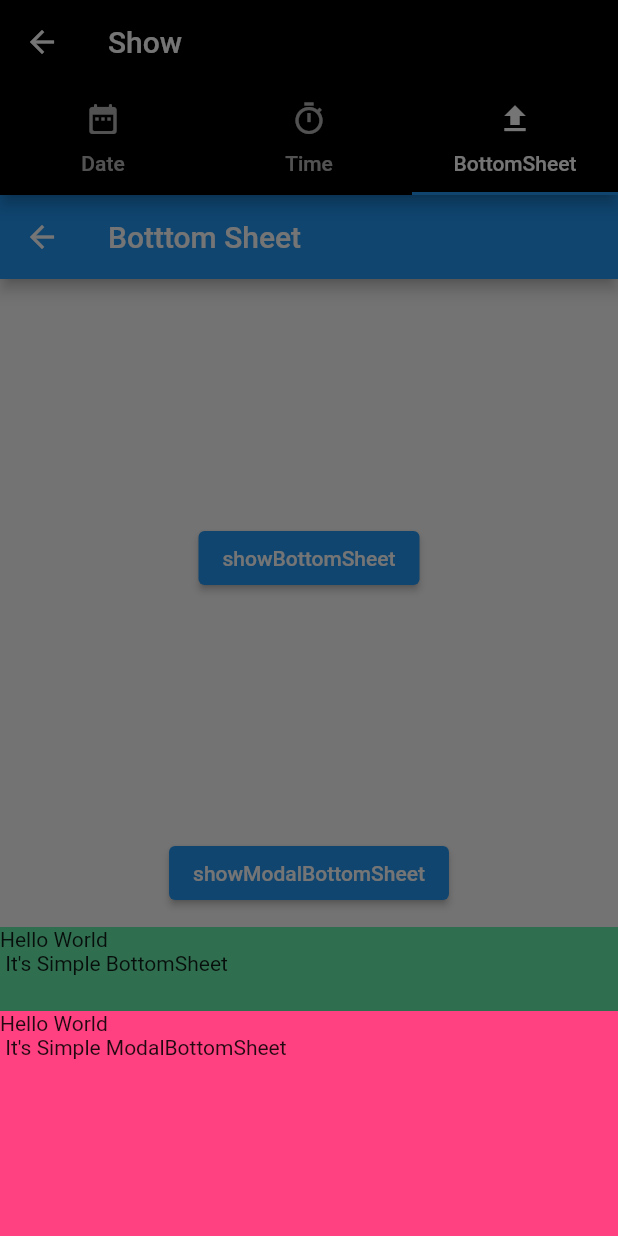
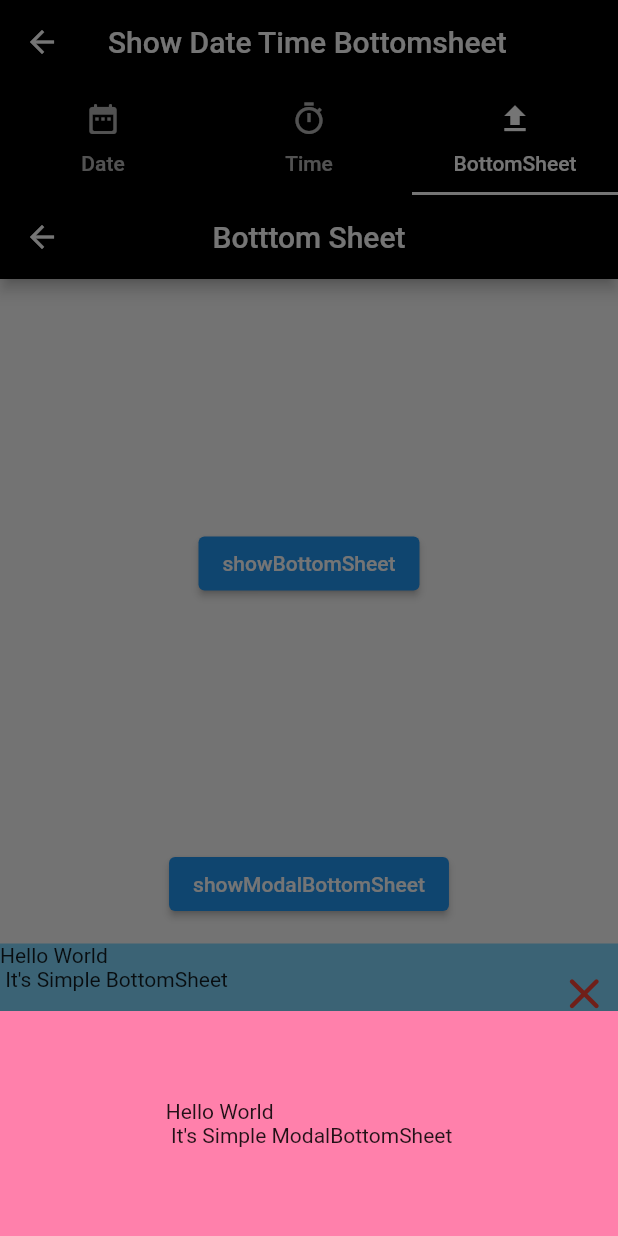
Before and after one commit to VivekTailor19/practice_advance, a Flutter app: the screen it shows after launch, tab 3 chosen, after a tap on "showBottomSheet", after a tap on "showModalBottomSheet", on a phone screen of 412 x 824 dp. Run offline on Flutter 3.47's test engine with Material 2 defaults, Android fonts, the phone set to English and light mode, and no system bars.

Commit message:
Show Date Time Bottom Sheet

```diff
--- a/lib/show_date_time_bottomsheet/screen/bottomsheet.dart
+++ b/lib/show_date_time_bottomsheet/screen/bottomsheet.dart
@@ -14,6 +14,8 @@ class _BottomSheet_ScreenState extends State<BottomSheet_Screen> {
       child: Scaffold(
         appBar: AppBar(
           title: Text("Botttom Sheet"),
+          centerTitle: true,
+            backgroundColor: Colors.black
         ),
         body: Center(
           child: Column(mainAxisAlignment: MainAxisAlignment.spaceEvenly,
@@ -23,13 +25,25 @@ class _BottomSheet_ScreenState extends State<BottomSheet_Screen> {
 
               ElevatedButton(onPressed: () {
                 showBottomSheet(context: context, builder: (context) {
-                  return BottomSheet(onClosing: () {
+                  return BottomSheet(
+
+                  onClosing: () {
                     //  Place Fuction here if you want.....
                   }, builder:(context) {
-                    return Container(height: 150,
-                    width: double.infinity,
-                    color: Colors.greenAccent,
-                    child: Text("Hello World \n It's Simple BottomSheet"));
+                    return
+                      Container(height: 150,
+                      width: double.infinity,
+                      color: Colors.lightBlueAccent.shade100,
+                      alignment: Alignment.topCenter,
+                      child: Row(
+                        mainAxisAlignment: MainAxisAlignment.spaceBetween,
+                        children: [
+                          Text("Hello World \n It's Simple BottomSheet\n\n To close bottom sheet click on cross icon"),
+                          IconButton(onPressed: () {
+                            Navigator.pop(context);
+                          }, icon: Icon(Icons.close_rounded,color: Colors.red,size: 35,))
+                        ],
+                      ));
                   },);
                 },);
               }, child: Text("showBottomSheet")),
@@ -40,7 +54,8 @@ class _BottomSheet_ScreenState extends State<BottomSheet_Screen> {
                   }, builder:(context) {
                     return Container(
                       height: 150,
-                        color: Colors.pinkAccent,
+                        color: Colors.pinkAccent.shade100,
+                        alignment: Alignment.center,
                         child: Text("Hello World \n It's Simple ModalBottomSheet"));
                   },);
                 },);
--- a/lib/show_date_time_bottomsheet/screen/date.dart
+++ b/lib/show_date_time_bottomsheet/screen/date.dart
@@ -25,6 +25,7 @@ class _DatePicker_ScreenState extends State<DatePicker_Screen> {
           appBar: AppBar(
             title: Text("Date Picker"),
             centerTitle: true,
+            backgroundColor: Colors.black,
           ),
           body: Column(
             mainAxisAlignment: MainAxisAlignment.spaceAround,
--- a/lib/show_date_time_bottomsheet/screen/time.dart
+++ b/lib/show_date_time_bottomsheet/screen/time.dart
@@ -25,6 +25,8 @@ class _TimePicker_ScreenState extends State<TimePicker_Screen> {
       child: Scaffold(
         appBar: AppBar(
           title: Text("Time Picker"),
+          backgroundColor: Colors.black,
+          centerTitle: true,
         ),
         body: Column(
           mainAxisAlignment: MainAxisAlignment.spaceAround,
--- a/lib/show_date_time_bottomsheet/show.dart
+++ b/lib/show_date_time_bottomsheet/show.dart
@@ -24,8 +24,9 @@ class _Show_Date_Time_BottomSheetState
         child: Scaffold(
           appBar: AppBar(
             backgroundColor: Colors.black,
-            title: Text("Show"),
+            title: Text("Show Date Time Bottomsheet"),
             bottom: TabBar(
+              indicatorColor: Colors.white,
 
 
               tabs: [
@@ -44,15 +45,20 @@ class _Show_Date_Time_BottomSheetState
             ],
           ),
 
-          bottomNavigationBar: BottomNavigationBar(
+          bottomNavigationBar: BottomAppBar(
+            color: Colors.black,
+            child: Container(height: 45,
+              child: Row(mainAxisAlignment: MainAxisAlignment.spaceAround,
+                children: [
+                  Icon(Icons.person_2_rounded,color: Colors.white,),
+                  Icon(Icons.ac_unit_outlined,color: Colors.white,),
+                  Icon(Icons.account_balance,color: Colors.white,),
+                  Icon(Icons.zoom_out_map_rounded,color: Colors.white,),
+                ],
+              ),
+            ),
 
-            items: [
-              BottomNavigationBarItem(icon: Icon(Icons.person),label: "",backgroundColor: Colors.red,),
-              BottomNavigationBarItem(icon:Icon(Icons.ac_unit_outlined),label: ""),
-              BottomNavigationBarItem(icon:Icon(Icons.account_balance),label: ""),
-              BottomNavigationBarItem(icon:Icon(Icons.zoom_out_map_rounded),label: ""),
 
-            ],
           ),
 
 
```
